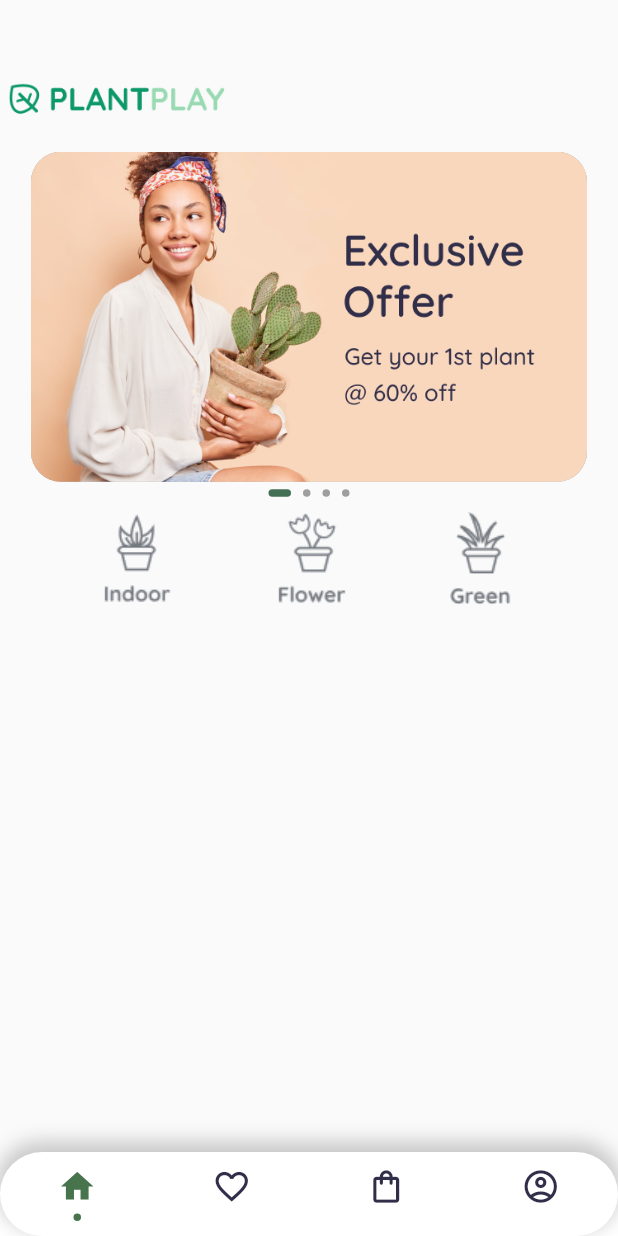
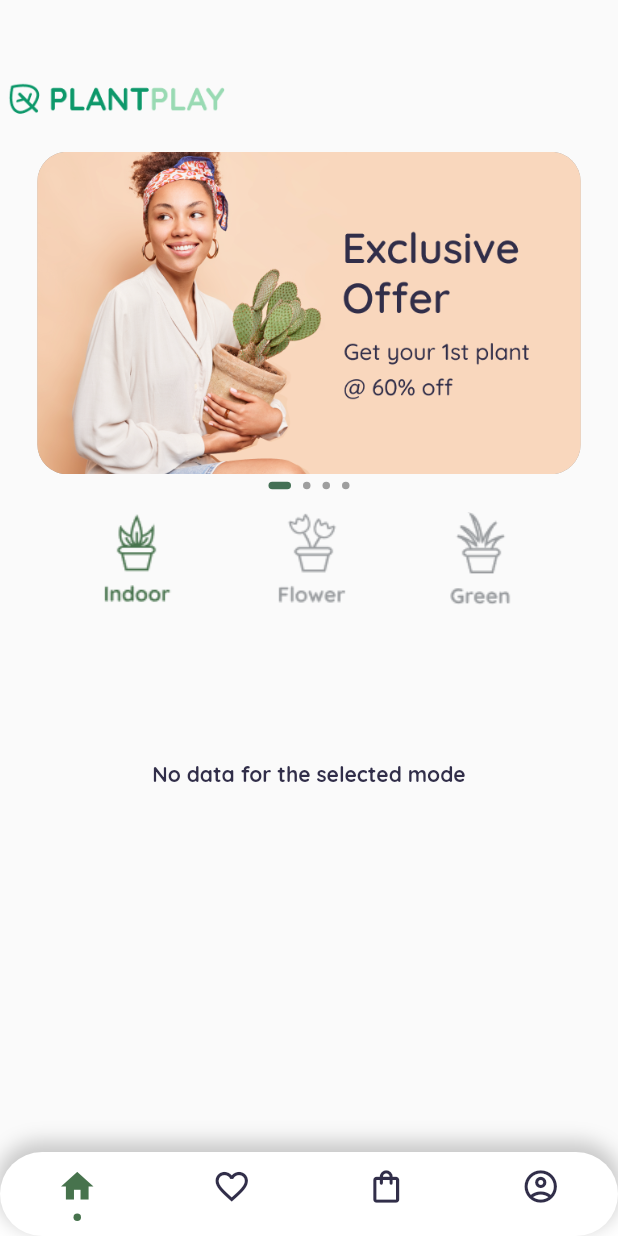
Before and after one commit to zerocrazy65/Plantplay, a Flutter app: the screen it shows after launch, on a phone screen of 412 x 824 dp. Run offline on Flutter 3.47's test engine with Material 2 defaults, Android fonts, the phone set to English and light mode, and no system bars; drawn by our look-alikes of carousel_slider, persistent_bottom_nav_bar, smooth_page_indicator; our stand-ins replace google_fonts; accounts and stored records are empty; network calls fail.

Commit message:
ADD type selected

```diff
--- a/lib/screens/shopping/store.dart
+++ b/lib/screens/shopping/store.dart
@@ -3,6 +3,8 @@ import 'package:flutter_application_1/middleware/connect.dart';
 import 'package:flutter_application_1/screens/shopping/productPage.dart';
 import 'package:flutter_application_1/theme/style.dart';
 import 'package:flutter_application_1/widgets/slider.dart';
+
+import '../../widgets/typeBtn.dart';
 
 class StorePage extends StatefulWidget {
   const StorePage({super.key});
@@ -13,6 +15,8 @@ class StorePage extends StatefulWidget {
 
 class StorePageState extends State<StorePage> {
   Future? storeData;
+  int activeButtonIndex = 0;
+  String? modeSelected = 'Indoor';
   @override
   void initState() {
     super.initState();
@@ -48,14 +52,36 @@ class StorePageState extends State<StorePage> {
           Row(
             mainAxisAlignment: MainAxisAlignment.spaceEvenly,
             children: [
-              Image.asset(
-                'assets/icons/_indoor.png',
+              ColorChangeButton(
+                imagePath: 'assets/icons/_indoor.png',
+                isActive:
+                    activeButtonIndex == 0, // Check if this button is active
+                onPressed: () {
+                  setState(() {
+                    activeButtonIndex = 0; // Set this button as active
+                    modeSelected = 'Indoor';
+                  });
+                },
               ),
-              Image.asset(
-                'assets/icons/_flower.png',
+              ColorChangeButton(
+                imagePath: 'assets/icons/_flower.png',
+                isActive: activeButtonIndex == 1,
+                onPressed: () {
+                  setState(() {
+                    activeButtonIndex = 1;
+                    modeSelected = 'Flower';
+                  });
+                },
               ),
-              Image.asset(
-                'assets/icons/_green.png',
+              ColorChangeButton(
+                imagePath: 'assets/icons/_green.png',
+                isActive: activeButtonIndex == 2,
+                onPressed: () {
+                  setState(() {
+                    activeButtonIndex = 2;
+                    modeSelected = 'Green';
+                  });
+                },
               ),
             ],
           ),
@@ -76,6 +102,25 @@ class StorePageState extends State<StorePage> {
                     ],
                   );
                 } else {
+                  final filteredData = snapshot.data
+                      .where((item) => item.type == modeSelected)
+                      .toList();
+
+                  if (filteredData.isEmpty) {
+                    return Column(
+                      children: [
+                        const SizedBox(
+                          height: 100,
+                        ),
+                        Center(
+                          child: Text(
+                            "No data for the selected mode",
+                            style: FontTheme.bodyText,
+                          ),
+                        ),
+                      ],
+                    );
+                  } else {
                     return Expanded(
                       child: Padding(
                         padding: const EdgeInsets.all(11.0),
@@ -85,16 +130,20 @@ class StorePageState extends State<StorePage> {
                             crossAxisCount: 2,
                             crossAxisSpacing: 8.0,
                             mainAxisSpacing: 8.0,
-                              mainAxisExtent: 210),
-                      itemCount: snapshot.data.length,
+                            mainAxisExtent: 210,
+                          ),
+                          itemCount: filteredData.length,
                           itemBuilder: (context, index) {
+                            final item = filteredData[index];
                             return GestureDetector(
-                          onTap: () => {
+                              onTap: () {
                                 Navigator.push(
                                   context,
                                   MaterialPageRoute(
-                                    builder: (context) => ProductPage(
-                                        index: snapshot.data[index].id)))
+                                    builder: (context) =>
+                                        ProductPage(index: item.id),
+                                  ),
+                                );
                               },
                               child: ClipRRect(
                                 borderRadius: BorderRadius.circular(20),
@@ -105,7 +154,7 @@ class StorePageState extends State<StorePage> {
                                         color: ColorTheme.bgCartColor,
                                         width: 250,
                                         child: Image.asset(
-                                      snapshot.data[index].img,
+                                          item.img,
                                           width: 152,
                                           height: 152,
                                           fit: BoxFit.contain,
@@ -122,27 +171,27 @@ class StorePageState extends State<StorePage> {
                                                 CrossAxisAlignment.start,
                                             children: [
                                               Text(
-                                            snapshot.data[index].name,
+                                                item.name,
                                                 style: FontTheme.buttonText,
                                                 overflow: TextOverflow.ellipsis,
-                                            maxLines:
-                                                1, // Limit text to one line
+                                                maxLines: 1,
                                               ),
                                               Row(
                                                 mainAxisAlignment:
-                                                MainAxisAlignment.spaceBetween,
+                                                    MainAxisAlignment
+                                                        .spaceBetween,
                                                 children: [
                                                   Text(
-                                                '\$${snapshot.data[index].price}',
+                                                    '\$${item.price}',
                                                     style: FontTheme.buttonText,
-                                                overflow: TextOverflow
-                                                    .ellipsis, // Show ellipsis when text overflows
-                                                maxLines:
-                                                    1, // Limit text to one line
+                                                    overflow:
+                                                        TextOverflow.ellipsis,
+                                                    maxLines: 1,
                                                   ),
                                                   const Icon(
                                                     Icons.keyboard_arrow_right,
-                                                color: ColorTheme.whiteColor,
+                                                    color:
+                                                        ColorTheme.whiteColor,
                                                   ),
                                                 ],
                                               ),
@@ -160,8 +209,8 @@ class StorePageState extends State<StorePage> {
                       ),
                     );
                   }
-            },
-          ),
+                }
+              }),
         ],
       ),
     );
--- a/lib/theme/style.dart
+++ b/lib/theme/style.dart
@@ -2,7 +2,6 @@ import 'package:flutter/material.dart';
 import 'package:google_fonts/google_fonts.dart';
 
 class FontTheme {
-  static const Color greyColor = Color.fromARGB(255, 152, 155, 158);
   static final TextStyle quicksand = GoogleFonts.quicksand();
   static final TextStyle manjari = GoogleFonts.manjari();
 
@@ -27,7 +26,7 @@ class FontTheme {
   static TextStyle subBodyText = TextStyle(
     fontSize: 12.0,
     fontWeight: FontWeight.bold,
-    color: greyColor,
+    color: ColorTheme.greyColor,
     fontFamily: quicksand.fontFamily,
   );
   static TextStyle errorText = TextStyle(
@@ -39,6 +38,7 @@ class FontTheme {
 }
 
 class ColorTheme {
+  static const Color greyColor = Color.fromARGB(255, 152, 155, 158);
   static const Color whiteColor = Color(0xfff0f0f0);
   static const Color bgCartColor = Color(0xFFECECEC);
   static const Color mainGreenColor = Color(0xFF47734D);
--- a/lib/widgets/slider.dart
+++ b/lib/widgets/slider.dart
@@ -35,7 +35,7 @@ class SliderWidgetState extends State<SliderWidget> {
                   return buildImage(image, index);
                 },
                 options: CarouselOptions(
-                    height: 220,
+                    height: 215,
                     viewportFraction: 1,
                     autoPlay: true,
                     enlargeCenterPage: true,
--- /dev/null
+++ b/lib/widgets/typeBtn.dart
@@ -0,0 +1,31 @@
+import 'package:flutter/material.dart';
+import 'package:flutter_application_1/theme/style.dart';
+
+class ColorChangeButton extends StatelessWidget {
+  final String imagePath;
+  final Color defaultColor = ColorTheme.greyColor;
+  final Color activeColor = ColorTheme.mainGreenColor;
+  final bool isActive;
+  final VoidCallback onPressed;
+
+  const ColorChangeButton({
+    Key? key,
+    required this.imagePath,
+    required this.isActive,
+    required this.onPressed,
+  }) : super(key: key);
+
+  @override
+  Widget build(BuildContext context) {
+    return InkWell(
+      onTap: onPressed, // Call the provided onPressed callback
+      child: ColorFiltered(
+        colorFilter: ColorFilter.mode(
+          isActive ? activeColor : defaultColor,
+          BlendMode.srcIn,
+        ),
+        child: Image.asset(imagePath),
+      ),
+    );
+  }
+}
```
Lines whose indentation alone changed are shown as unchanged.
